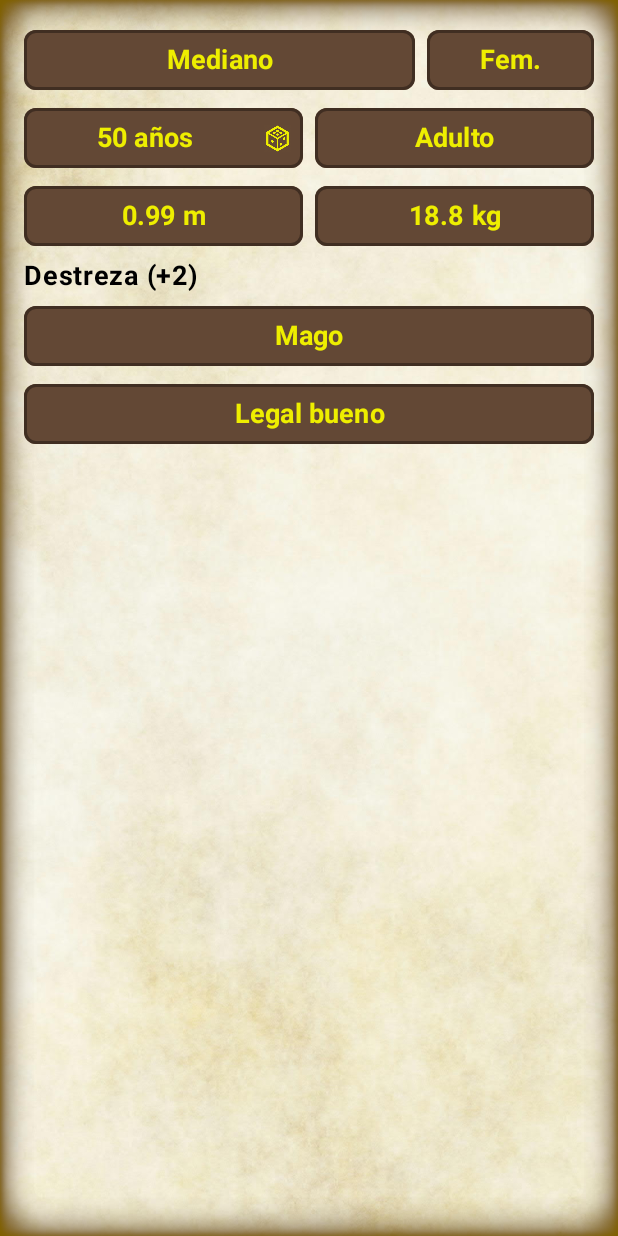
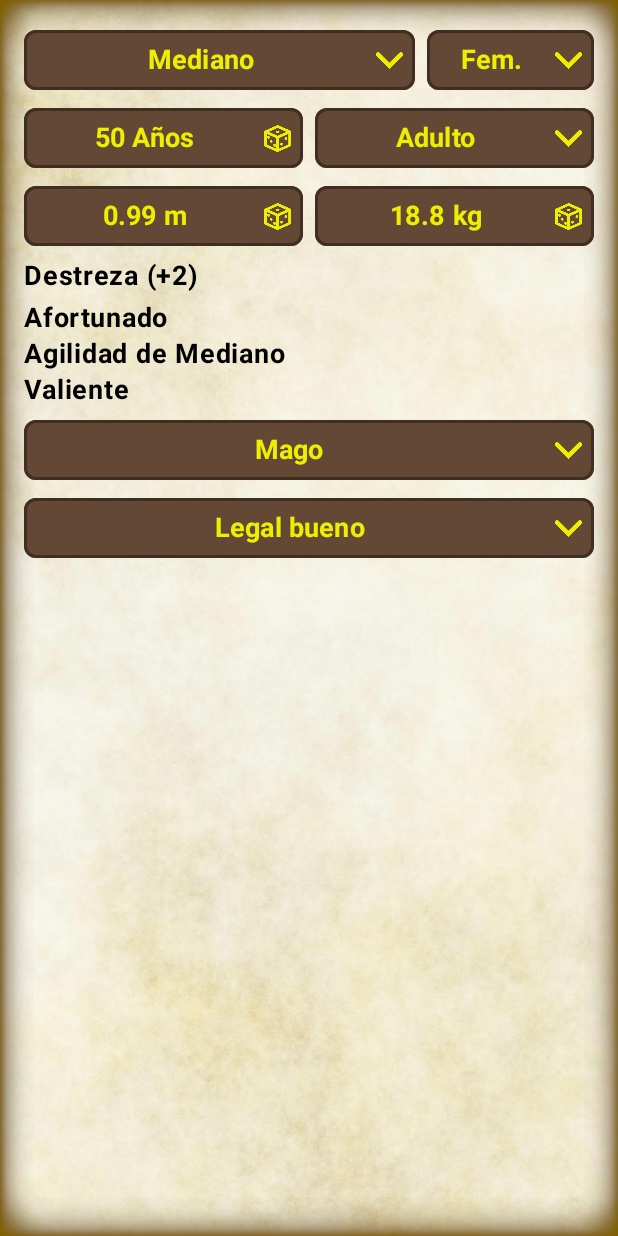
Before and after one commit to MarioFoos/KDnDApp, an Android app built with Jetpack Compose: the screen it shows after launch (MainActivity), on a phone screen of 412 x 824 dp. Run offline under Robolectric (Android 15) with nearby library versions, the phone set to English and light mode, and no system bars.

Commit message:
- Iconos

```diff
--- a/app/src/main/assets/strings.xml
+++ b/app/src/main/assets/strings.xml
@@ -173,7 +173,7 @@
 		<ERacialAbility>
 			<darkvision>Visión en la Oscuridad</darkvision>
 			<dwarven_resilienee>Resistencia Enana</dwarven_resilienee>
-			<stoneeunning>Afinidad con la Piedra/Saber de la Roca</stoneeunning>
+			<stoneeunning>Afinidad con la Piedra</stoneeunning>
 			<dwarven_combat_training>Entrenamiento de Combate Enano</dwarven_combat_training>
 			<tool_proficieney>Competencia con Herramientas</tool_proficieney>
 			<dwarven_toughness>Aguante Enano</dwarven_toughness>
--- a/app/src/main/java/com/mlf/kdndapp/MainActivity.kt
+++ b/app/src/main/java/com/mlf/kdndapp/MainActivity.kt
@@ -138,7 +138,7 @@ class MainActivity : ComponentActivity()
                     Row(verticalAlignment = Alignment.CenterVertically) {
                         // Edad
                         Column(Modifier.weight(1f, true)) {
-                            ShowButton(text = age.toString() + " años", icon = R.drawable.d20, onItemClick = { age = ERace.genAge(race, stage)  })
+                            ShowButton(text = age.toString() + " " + Res.getLocale("years"), icon = R.drawable.dice, onItemClick = { age = ERace.genAge(race, stage)  })
                         }
                         SpaceH()
                         // Estadío
@@ -153,12 +153,12 @@ class MainActivity : ComponentActivity()
                     Row(verticalAlignment = Alignment.CenterVertically) {
                         // Altura
                         Column(Modifier.weight(1f, true)) {
-                            ShowButton(text = height.toString() + " m", onItemClick = { height = ERace.genHeight(race) })
+                            ShowButton(text = height.toString() + " m", icon = R.drawable.dice, onItemClick = { height = ERace.genHeight(race) })
                         }
                         SpaceH()
                         // Peso
                         Column(Modifier.weight(1f, true)) {
-                            ShowButton(text = weight.toString() + " kg", onItemClick = { weight = ERace.genWeight(race) })
+                            ShowButton(text = weight.toString() + " kg", icon = R.drawable.dice, onItemClick = { weight = ERace.genWeight(race) })
                         }
                     }
                     SpaceV()
@@ -252,42 +252,37 @@ fun ShowFeat(feat : EFeat)
 fun ShowRacialAbilities(race : ERace)
 {
     val racialBonus = ERace.getAbilityBonus(race)
-
     if(racialBonus.isNotEmpty())
     {
-        var info1 : String = ""
-        var info2 : String = ""
-        racialBonus.entries.forEachIndexed{ index, entry ->
-            if(index %2 == 0)
-            {
-                info1 += Res.getLocale(entry.key) + " (+" + entry.value + ")"
-                if(index + 2 < racialBonus.entries.size)
-                {
-                    info1 += "\n"
+        val arr = ArrayList<String>()
+        racialBonus.forEach {
+            arr.add(Res.getLocale(it.key) + " (+" + it.value + ")")
         }
-            }
-            else
-            {
-                info2 += Res.getLocale(entry.key) + " (+" + entry.value + ")"
-                if(index + 2 < racialBonus.entries.size)
-                {
-                    info2 += "\n"
-                }
-            }
-        }
+        val columns = Res.columns(arr)
         Row(verticalAlignment = Alignment.CenterVertically) {
-            Text(text = info1,
+            columns.forEach {
+                Text(text = it,
                     modifier = Modifier
                         .weight(1f, true),
                     fontSize = 18.sp,
-                fontWeight = FontWeight.Bold
+                    fontWeight = FontWeight.Bold,
+                    overflow = TextOverflow.Ellipsis
                 )
-            Text(text = info2,
-                modifier = Modifier
-                    .weight(1f, true),
+            }
+        }
+        SpaceV()
+        var racialAbilities = ERace.getRacialAbilities(race)
+        var arr1 = Res.getLocale(racialAbilities)
+        if(arr1.isNotEmpty())
+        {
+            arr1.forEach {
+                Text(text = it.value,
+                    modifier = Modifier.fillMaxWidth(),
                     fontSize = 18.sp,
-                fontWeight = FontWeight.Bold
+                    fontWeight = FontWeight.Bold,
+                    overflow = TextOverflow.Ellipsis
                 )
+            }
         }
         SpaceV()
     }
@@ -298,7 +293,9 @@ fun ShowButton(text: String, onItemClick: () -> Unit, enabled : Boolean = true,
     val strokeColor = if(enabled)  colorResource(id = R.color.but_brown_enabled_border) else colorResource(id = R.color.yellow_dark)
 
     Button(
-        modifier = Modifier.fillMaxWidth().padding(0.dp),
+        modifier = Modifier
+            .fillMaxWidth()
+            .padding(0.dp),
         contentPadding = PaddingValues(8.dp, 0.dp),
         onClick = onItemClick,
         enabled = enabled,
@@ -314,7 +311,9 @@ fun ShowButton(text: String, onItemClick: () -> Unit, enabled : Boolean = true,
         Text(
             text = text,
             textAlign = TextAlign.Center,
-            modifier = Modifier.padding(0.dp).weight(1f),
+            modifier = Modifier
+                .padding(0.dp)
+                .weight(1f),
             fontSize = 18.sp,
             fontWeight = FontWeight.Bold,
             maxLines = 1,
@@ -324,9 +323,11 @@ fun ShowButton(text: String, onItemClick: () -> Unit, enabled : Boolean = true,
         {
             SpaceH()
             Icon(
-                modifier = Modifier.padding(0.dp).size(ButtonDefaults.IconSize),
+                modifier = Modifier
+                    .padding(0.dp)
+                    .size(ButtonDefaults.IconSize),
                 painter = painterResource(icon),
-                contentDescription = "d20",
+                contentDescription = null,
                 tint = colorResource(id = R.color.but_brown_enabled_text)
             )
         }
@@ -343,7 +344,7 @@ fun <T> ShowDropDown(
     var itemPosition = remember { mutableStateOf(initIndex) }
 
     Box {
-        ShowButton(text = items[itemPosition.value].value, onItemClick = { menuExpanded.value = true }, enabled = enabled)
+        ShowButton(text = items[itemPosition.value].value, icon = R.drawable.but_list, onItemClick = { menuExpanded.value = true }, enabled = enabled)
         DropdownMenu(
             expanded = menuExpanded.value,
             onDismissRequest = { menuExpanded.value = false}
```
Also changed, not shown: app/libs/dndutils.jar, app/src/main/res/drawable/but_list.png (added), app/src/main/res/drawable/d20.png (deleted), app/src/main/res/drawable/dice.png (added). Lines whose indentation alone changed are shown as unchanged.
